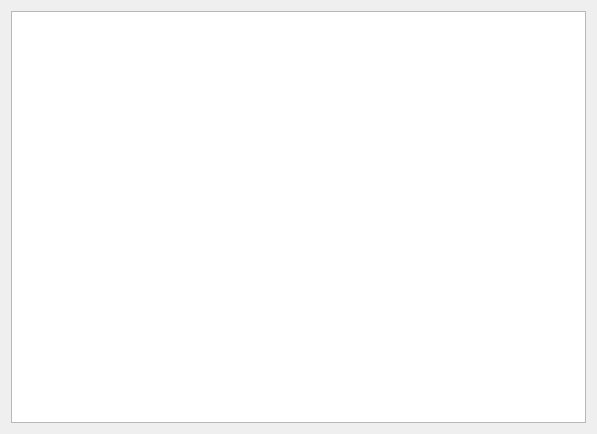
Qt form src/plot_settings.ui (FastTrackOrg/FastAnalyzer) before a commit.
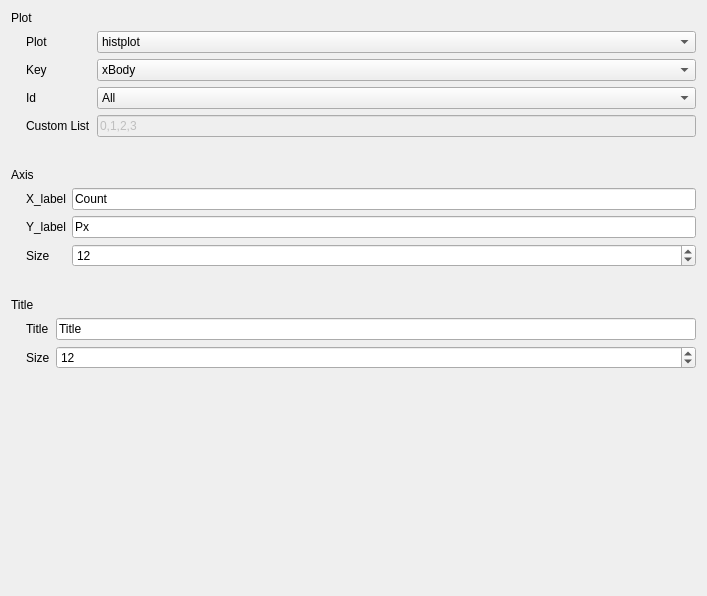
The same form after that commit.

Commit message: [feat] add basic plot

What changed in the file:
```diff
--- a/src/plot_settings.ui
+++ b/src/plot_settings.ui
@@ -9,8 +9,8 @@
    <rect>
     <x>0</x>
     <y>0</y>
-    <width>597</width>
-    <height>434</height>
+    <width>707</width>
+    <height>596</height>
    </rect>
   </property>
   <property name="windowTitle">
@@ -20,8 +20,244 @@
    <bool>true</bool>
   </property>
   <layout class="QGridLayout" name="gridLayout">
-   <item row="1" column="0">
-    <widget class="QTextEdit" name="textEdit"/>
+   <item row="0" column="0">
+    <widget class="QLabel" name="label_12">
+     <property name="text">
+      <string>Plot</string>
+     </property>
+    </widget>
+   </item>
+   <item row="1" column="0" colspan="2">
+    <layout class="QFormLayout" name="formLayout_3">
+     <property name="leftMargin">
+      <number>15</number>
+     </property>
+     <property name="bottomMargin">
+      <number>25</number>
+     </property>
+     <item row="0" column="0">
+      <widget class="QLabel" name="label_6">
+       <property name="text">
+        <string>Plot</string>
+       </property>
+      </widget>
+     </item>
+     <item row="0" column="1">
+      <widget class="QComboBox" name="plotComboBox">
+       <item>
+        <property name="text">
+         <string>histplot</string>
+        </property>
+       </item>
+       <item>
+        <property name="text">
+         <string>kdeplot</string>
+        </property>
+       </item>
+      </widget>
+     </item>
+     <item row="1" column="1">
+      <widget class="QComboBox" name="keyComboBox">
+       <item>
+        <property name="text">
+         <string>xBody</string>
+        </property>
+       </item>
+       <item>
+        <property name="text">
+         <string>yBody</string>
+        </property>
+       </item>
+       <item>
+        <property name="text">
+         <string>xHead</string>
+        </property>
+       </item>
+       <item>
+        <property name="text">
+         <string>yHead</string>
+        </property>
+       </item>
+       <item>
+        <property name="text">
+         <string>xTail</string>
+        </property>
+       </item>
+       <item>
+        <property name="text">
+         <string>yTail</string>
+        </property>
+       </item>
+      </widget>
+     </item>
+     <item row="1" column="0">
+      <widget class="QLabel" name="label_7">
+       <property name="text">
+        <string>Key</string>
+       </property>
+      </widget>
+     </item>
+     <item row="2" column="0">
+      <widget class="QLabel" name="label_8">
+       <property name="text">
+        <string>Id</string>
+       </property>
+      </widget>
+     </item>
+     <item row="2" column="1">
+      <widget class="QComboBox" name="idComboBox">
+       <item>
+        <property name="text">
+         <string>All</string>
+        </property>
+       </item>
+       <item>
+        <property name="text">
+         <string>Pool</string>
+        </property>
+       </item>
+       <item>
+        <property name="text">
+         <string>Custom List</string>
+        </property>
+       </item>
+      </widget>
+     </item>
+     <item row="3" column="0">
+      <widget class="QLabel" name="label_9">
+       <property name="text">
+        <string>Custom List</string>
+       </property>
+      </widget>
+     </item>
+     <item row="3" column="1">
+      <widget class="QLineEdit" name="idCustom">
+       <property name="enabled">
+        <bool>false</bool>
+       </property>
+       <property name="text">
+        <string>0,1,2,3</string>
+       </property>
+      </widget>
+     </item>
+    </layout>
+   </item>
+   <item row="2" column="0">
+    <widget class="QLabel" name="label_10">
+     <property name="text">
+      <string>Axis</string>
+     </property>
+    </widget>
+   </item>
+   <item row="3" column="0" colspan="2">
+    <layout class="QFormLayout" name="formLayout">
+     <property name="leftMargin">
+      <number>15</number>
+     </property>
+     <property name="bottomMargin">
+      <number>25</number>
+     </property>
+     <item row="0" column="0">
+      <widget class="QLabel" name="label">
+       <property name="text">
+        <string>X_label</string>
+       </property>
+      </widget>
+     </item>
+     <item row="0" column="1">
+      <widget class="QLineEdit" name="xLabel">
+       <property name="text">
+        <string>Count</string>
+       </property>
+      </widget>
+     </item>
+     <item row="1" column="0">
+      <widget class="QLabel" name="label_2">
+       <property name="text">
+        <string>Y_label</string>
+       </property>
+      </widget>
+     </item>
+     <item row="1" column="1">
+      <widget class="QLineEdit" name="yLabel">
+       <property name="text">
+        <string>Px</string>
+       </property>
+      </widget>
+     </item>
+     <item row="2" column="0">
+      <widget class="QLabel" name="label_3">
+       <property name="text">
+        <string>Size</string>
+       </property>
+      </widget>
+     </item>
+     <item row="2" column="1">
+      <widget class="QSpinBox" name="labelSize">
+       <property name="value">
+        <number>12</number>
+       </property>
+      </widget>
+     </item>
+    </layout>
+   </item>
+   <item row="4" column="0">
+    <widget class="QLabel" name="label_11">
+     <property name="text">
+      <string>Title</string>
+     </property>
+    </widget>
+   </item>
+   <item row="5" column="0" colspan="2">
+    <layout class="QFormLayout" name="formLayout_2">
+     <property name="leftMargin">
+      <number>15</number>
+     </property>
+     <property name="bottomMargin">
+      <number>25</number>
+     </property>
+     <item row="0" column="0">
+      <widget class="QLabel" name="label_4">
+       <property name="text">
+        <string>Title</string>
+       </property>
+      </widget>
+     </item>
+     <item row="0" column="1">
+      <widget class="QLineEdit" name="title">
+       <property name="text">
+        <string>Title</string>
+       </property>
+      </widget>
+     </item>
+     <item row="1" column="0">
+      <widget class="QLabel" name="label_5">
+       <property name="text">
+        <string>Size</string>
+       </property>
+      </widget>
+     </item>
+     <item row="1" column="1">
+      <widget class="QSpinBox" name="titleSize">
+       <property name="value">
+        <number>12</number>
+       </property>
+      </widget>
+     </item>
+    </layout>
+   </item>
+   <item row="6" column="1">
+    <spacer name="verticalSpacer">
+     <property name="orientation">
+      <enum>Qt::Vertical</enum>
+     </property>
+     <property name="sizeHint" stdset="0">
+      <size>
+       <width>20</width>
+       <height>183</height>
+      </size>
+     </property>
+    </spacer>
    </item>
   </layout>
  </widget>
```
The commit also changes 4 other files.
